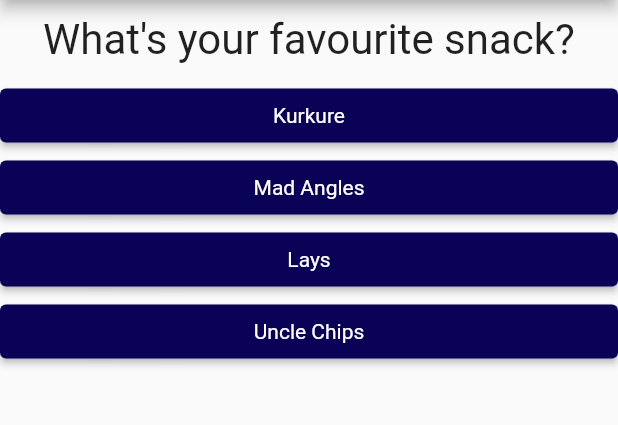
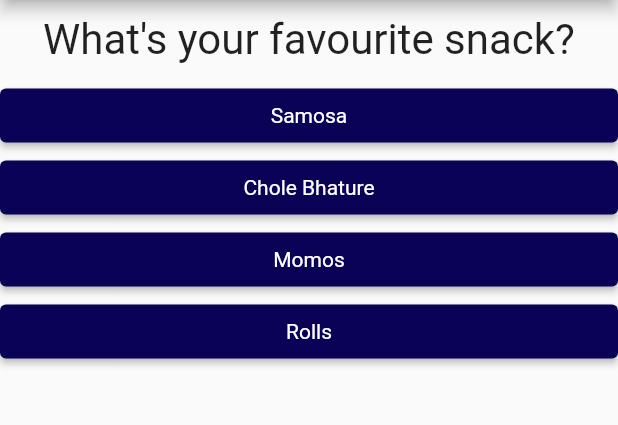
Before and after one commit to hga-777/Quiz_App, a Flutter app: the screen it shows after launch, after a tap on "Memes", after a tap on "American", on a phone screen of 412 x 824 dp, the part 84-509 px from its top. Run offline on Flutter 3.47's test engine with Material 2 defaults, Android fonts, the light colour scheme and no system bars.

Commit message:
scores has been added

```diff
--- a/lib/main.dart
+++ b/lib/main.dart
@@ -22,27 +22,49 @@
 }
 
 class _MyAppState extends State<MyApp> {
-  var _questionIndex = 0;
   final _questions = const [
     //now yeha pr map ka concept use karenge jisme first element key hoga and next element value
     {
       'questionText': 'What\'s your favourite topic?',
-      'answer': ['Memes', 'Roast', 'Mukbang', 'Vlogs']
+      'answer': [
+        {'text': 'Memes', 'score': 20},
+        {'text': 'Roast', 'score': 15},
+        {'text': 'Mukbang', 'score': 5},
+        {'text': 'Vlogs', 'score': 2}
+      ]
     },
     {
       'questionText': 'What\'s your favourite genes?',
-      'answer': ['Russian', 'European', 'American', 'Australian']
+      'answer': [
+        {'text': 'Russian', 'score': 20},
+        {'text': 'American', 'score': 15},
+        {'text': 'European', 'score': 15},
+        {'text': 'Asian', 'score': 2}
+      ]
     },
     {
       'questionText': 'What\'s your favourite snack?',
-      'answer': ['Kurkure', 'Mad Angles', 'Lays', 'Uncle Chips']
+      'answer': [
+        {'text': 'Samosa', 'score': 20},
+        {'text': 'Chole Bhature', 'score': 20},
+        {'text': 'Momos', 'score': 5},
+        {'text': 'Rolls', 'score': 15}
+      ]
     },
     {
       'questionText': 'What\'s your favourite tv show?',
-      'answer': ['TMKOC', 'Doraemon', 'Sinchan', 'Anupama']
+      'answer': [
+        {'text': 'TMKOC', 'score': 18},
+        {'text': 'Doraemon', 'score': 15},
+        {'text': 'CID', 'score': 5},
+        {'text': 'Anupama', 'score': -2}
+      ]
     },
   ];
-  void _answerQuestion() {
+  var _totalScore = 0;
+  var _questionIndex = 0;
+  void _answerQuestion(int score) {
+    _totalScore += score;
     setState(() {
       //yeh ek functoin h jo ki set class me rehta hai and anonymous function leta hai
       _questionIndex = _questionIndex + 1;
@@ -76,7 +98,7 @@
                 questionIndex: _questionIndex,
                 questions: _questions,
               )
-            : Result(),
+            : Result(_totalScore),
       ),
     ); //yeh ek widget hai pr isme arguement pass kr rhe hai
     //materialapp ek widget hai jo ki mera material.dart file me rehta hai
--- a/lib/quiz.dart
+++ b/lib/quiz.dart
@@ -2,10 +2,12 @@
 import './Question.dart';
 import './answer.dart';
 
+typedef AnswerCallBack = void Function(int);   //voidcallback ke wagah se void function me argument nhi jaa rha tha
+
 class Quiz extends StatelessWidget {
   final List<Map<String, Object>> questions;
   final int questionIndex;
-  final VoidCallback answerQuestion;
+  final AnswerCallBack answerQuestion;
 
   Quiz({
     required this.questions,
@@ -20,9 +22,11 @@
       Question(
         questions[questionIndex]['questionText'].toString(),
       ),
-      ...(questions[questionIndex]['answer'] as List<String>).map((answer) {
+      ...(questions[questionIndex]['answer'] as List<Map<String, Object>>)
+          .map((answer) {
         //.map method is used jiska kaam hai list ke hr ek element ko change krke koi aur cheez bna dena
-        return Answer(answerQuestion, answer);
+        return Answer(
+            () => answerQuestion(answer['score'] as int), answer['text'] as String);
       }).toList() //.toList krne ka sense ki iska o/p mera list me return ho
       // spread operator (...) ka kaam hai list ke values ko ek ek krke batna
     ]);
--- a/lib/result.dart
+++ b/lib/result.dart
@@ -1,6 +1,8 @@
 import 'package:flutter/material.dart';
 
 class Result extends StatelessWidget {
+  final int resultScore;
+  Result(this.resultScore);
   @override
   Widget build(BuildContext context) {
     return const Center(
```
